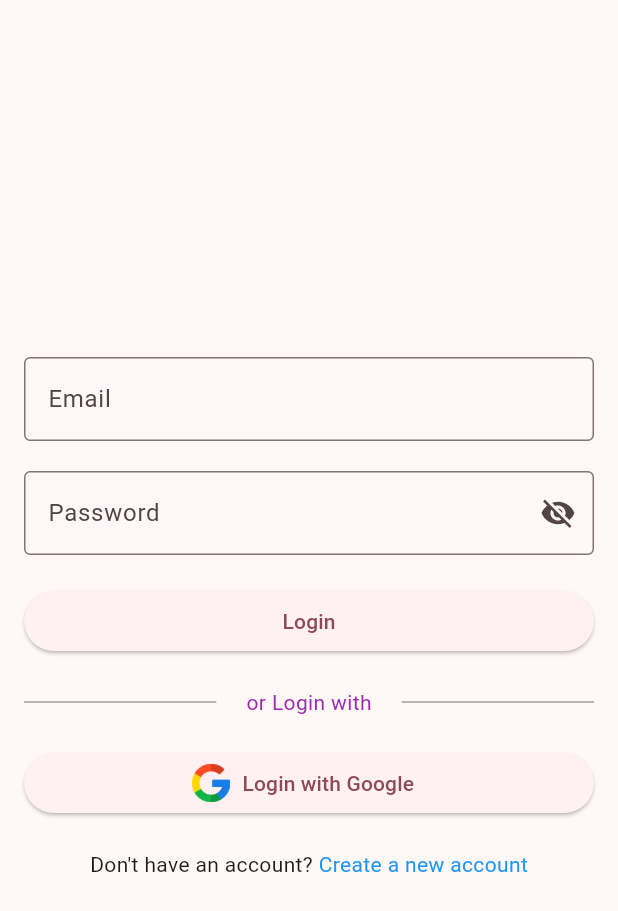
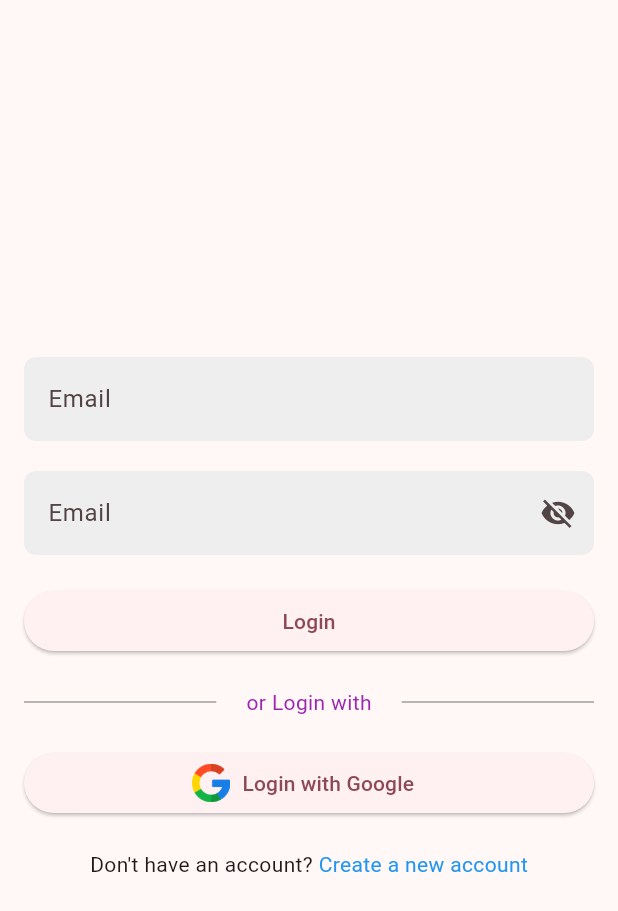
Before and after one commit to ahmed-wael2002/hedieaty-20P3343, a Flutter app: the screen it shows after launch, on a phone screen of 412 x 824 dp. Shown: the top 911 px of the screen. Run offline on Flutter 3.47's test engine with Material 3 defaults, Android fonts, the phone set to English and light mode, and no system bars; our stand-ins replace firebase_auth, firebase_core, flutter_speed_dial, line_awesome_flutter, shared_preferences; accounts and stored records are empty.

Commit message:
Added firebase project -- Editing login page according to clean architecture -- working on clean architecture implementation of the login feature

```diff
--- /dev/null
+++ b/lib/common/usecases/usecase.dart
@@ -0,0 +1,4 @@
+// For clean code -- all usecases have a call method
+abstract class UseCase<Type,Params> {
+  Future<Type> call({Params params});
+}
--- /dev/null
+++ b/lib/configs/theme/theme.dart
@@ -0,0 +1,9 @@
+import 'package:flutter/material.dart';
+
+ThemeData themeData = ThemeData(
+  colorScheme: colorScheme,
+  useMaterial3: true,
+  scaffoldBackgroundColor: colorScheme.surface
+);
+
+final colorScheme = ColorScheme.fromSeed(seedColor: Colors.pink);
--- /dev/null
+++ b/lib/features/auth/data/repository/login_repository.dart
@@ -0,0 +1,13 @@
+import 'package:firebase_auth/firebase_auth.dart';
+import 'package:lecture_code/features/auth/domain/repository/login_repository.dart';
+
+class LoginRepositoryImpl implements LoginRepository{
+  Future<bool> login(String email, String password) async{
+      try{
+        UserCredential user = await FirebaseAuth.instance.signInWithEmailAndPassword(email: email, password: password);
+        return true;
+      }catch(e){
+      return false;
+    }
+  }
+}
--- /dev/null
+++ b/lib/features/auth/domain/repository/login_repository.dart
@@ -0,0 +1,3 @@
+abstract class LoginRepository{
+  Future<bool> login(String email, String password);
+}
--- /dev/null
+++ b/lib/features/auth/domain/usecases/login_usecase.dart
@@ -0,0 +1,22 @@
+import 'dart:core';
+import 'package:lecture_code/common/usecases/usecase.dart';
+import 'package:lecture_code/features/auth/domain/repository/login_repository.dart';
+
+class LoginUsercase implements UseCase<bool, LoginParams>{
+  final LoginRepository _loginRepository;
+
+  LoginUsercase(this._loginRepository);
+
+  @override
+  Future<bool> call({LoginParams ? params}) {
+    return _loginRepository.login(params!.email, params.password);
+  }
+}
+
+
+class LoginParams {
+  final String email;
+  final String password;
+
+  LoginParams(this.email, this.password);
+}
--- a/lib/Pages/LoginPage.dart
+++ b/lib/features/auth/presentation/pages/login_page.dart
@@ -1,7 +1,7 @@
 import 'package:flutter/material.dart';
-import 'package:lecture_code/main.dart';
 import 'package:shared_preferences/shared_preferences.dart';
-import 'Homepage.dart';
+import '../widgets/custom_password_field.dart';
+import '../widgets/custom_text_field.dart';
 
 class LoginPage extends StatefulWidget {
   const LoginPage({super.key});
@@ -14,7 +14,6 @@ class _LoginPageState extends State<LoginPage> {
   final _formKey = GlobalKey<FormState>();
   final TextEditingController _passwordController = TextEditingController();
   final TextEditingController _emailController = TextEditingController();
-  bool _isPasswordVisible = false;
 
   Future<void> updateLoginCache() async{
     SharedPreferences prefs = await SharedPreferences.getInstance();
@@ -27,24 +26,24 @@ class _LoginPageState extends State<LoginPage> {
   }
 
 
-  void _login() {
-    if (_formKey.currentState!.validate()) {
-      String email = _emailController.text.trim();
-      String password = _passwordController.text;
+  String? _emailValidator(email) {
+    if (email == null || email.isEmpty) {
+      return "Please enter an email address";
+    } else if (!RegExp(r'^[^@]+@[^@]+\.[^@]+')
+        .hasMatch(email)) {
+      return "Please enter a valid email address";
+    }
+    return null;
+  }
 
-      if ((email == "admin@admin.com") && (password == '123456')) {
-        updateLoginCache();
-        Navigator.of(context).push(MaterialPageRoute(
-            builder: (context) => MyHomePage(title: 'Homepage', logoutCallback: logout,),));
-        ScaffoldMessenger.of(context).showSnackBar(
-          const SnackBar(content: Text('Logging in...')),
-        );
-      } else {
-        ScaffoldMessenger.of(context).showSnackBar(
-          const SnackBar(content: Text('Cannot find user!')),
-        );
-      }
+  String? _passwordValidator(value) {
+    if (value == null || value.isEmpty) {
+      return 'Please enter your password';
     }
+    if (value.length < 6) {
+      return 'Password must be at least 6 characters';
+    }
+    return null;
   }
 
   @override
@@ -56,65 +55,43 @@ class _LoginPageState extends State<LoginPage> {
                 padding: const EdgeInsets.all(16.0),
                 width: double.infinity,
                 child: Column(
+
                   mainAxisAlignment: MainAxisAlignment.center,
                   crossAxisAlignment: CrossAxisAlignment.center,
+
                   children: [
-                    TextFormField(
-                      decoration: const InputDecoration(
-                        labelText: 'Email',
-                        border: OutlineInputBorder(),
-                      ),
-                      keyboardType: TextInputType.emailAddress,
+                    // Email text field
+                    CustomFormTextField(
                       controller: _emailController,
-                      validator: (email) {
-                        if (email == null || email.isEmpty) {
-                          return "Please enter an email address";
-                        } else if (!RegExp(r'^[^@]+@[^@]+\.[^@]+')
-                            .hasMatch(email)) {
-                          return "Please enter a valid email address";
-                        }
-                        return null;
-                      },
+                      validator: _emailValidator,
+                      labelText: 'Email',
+                      hintText: 'Enter your email address',
+                      inputType: keyboardTypes['email'],
                     ),
+
+                    // Spacing
                     const SizedBox(
                       height: 20,
                     ),
-                    TextFormField(
-                      controller: _passwordController,
-                      decoration: InputDecoration(
-                        labelText: 'Password',
-                        border: const OutlineInputBorder(),
-                        suffixIcon: IconButton(
-                          icon: Icon(
-                            _isPasswordVisible
-                                ? Icons.visibility
-                                : Icons.visibility_off,
-                          ),
-                          onPressed: () {
-                            setState(() {
-                              _isPasswordVisible = !_isPasswordVisible;
-                            });
-                          },
-                        ),
-                      ),
-                      obscureText: !_isPasswordVisible,
-                      validator: (value) {
-                        if (value == null || value.isEmpty) {
-                          return 'Please enter your password';
-                        }
-                        if (value.length < 6) {
-                          return 'Password must be at least 6 characters';
-                        }
-                        return null;
-                      },
+
+                    // Password field
+                    CustomPasswordField(
+                        controller: _passwordController,
+                        validator: _passwordValidator,
+                        labelText: 'Email',
+                        hintText: 'Enter your password',
                     ),
+
+                    // Vertical spacing
                     const SizedBox(
                       height: 20,
                     ),
+
+                    // Login Button
                     SizedBox(
                         width: double.infinity,
                         child: ElevatedButton(
-                            onPressed: _login, child: const Text('Login'))),
+                            onPressed: (){}, child: const Text('Login'))),
                     const SizedBox(
                       height: 20,
                     ),
@@ -146,7 +123,7 @@ class _LoginPageState extends State<LoginPage> {
                     SizedBox(
                       width: double.infinity,
                         child: ElevatedButton.icon(
-                            onPressed: _login,
+                            onPressed: (){},
                             icon: Image.asset('assets/images/google.png',
                                 scale: 20),
                             label: const Text('Login with Google')
@@ -160,7 +137,9 @@ class _LoginPageState extends State<LoginPage> {
                         children: [
                           const Text("Don't have an account? "),
                           GestureDetector(
-                            onTap: ()=>print('Create a new account'),
+                            onTap: () {
+                              // Todo: Create a SignUp page
+                            },
                             child: const Text(
                               'Create a new account',
                               style: TextStyle(color: Colors.blue),
--- /dev/null
+++ b/lib/features/auth/presentation/widgets/custom_password_field.dart
@@ -0,0 +1,58 @@
+import 'package:flutter/material.dart';
+
+import 'custom_text_field.dart';
+
+class CustomPasswordField extends StatefulWidget {
+  final TextEditingController controller;
+  final String? Function(dynamic) validator;
+  final String labelText;
+  final String hintText;
+
+  const CustomPasswordField({
+    super.key,
+    required this.controller,
+    required this.validator,
+    required this.labelText,
+    required this.hintText,
+  });
+
+  @override
+  State<CustomPasswordField> createState() => _CustomPasswordFieldState();
+}
+
+class _CustomPasswordFieldState extends State<CustomPasswordField> {
+  bool _isPasswordVisible = false;
+
+  @override
+  Widget build(BuildContext context) {
+    return TextFormField(
+      controller: widget.controller,
+      keyboardType: keyboardTypes['password'],
+      decoration: InputDecoration(
+        labelText: widget.labelText,
+        hintText: widget.hintText,
+        filled: true,
+        fillColor: Colors.grey.shade200,
+        floatingLabelBehavior: FloatingLabelBehavior.never, // Disable floating label
+        border:OutlineInputBorder(
+          borderRadius: BorderRadius.circular(8.0),
+          borderSide: BorderSide.none,
+        ),
+        suffixIcon: IconButton(
+          icon: Icon(
+            _isPasswordVisible
+                ? Icons.visibility
+                : Icons.visibility_off,
+          ),
+          onPressed: () {
+            setState(() {
+              _isPasswordVisible = ! _isPasswordVisible;
+            });
+          },
+        ),
+      ),
+      obscureText: !_isPasswordVisible,
+      validator: widget.validator,
+    );
+  }
+}
--- /dev/null
+++ b/lib/features/auth/presentation/widgets/custom_text_field.dart
@@ -0,0 +1,57 @@
+import 'package:flutter/material.dart';
+
+class CustomFormTextField extends StatelessWidget {
+  final TextEditingController controller;
+  final String? Function(dynamic) validator;
+  final String labelText;
+  final String hintText;
+  final TextInputType inputType;
+
+  // Constructor
+  const CustomFormTextField({
+    required this.controller,
+    required this.validator,
+    required this.labelText,
+    required this.hintText,
+    required this.inputType,
+    super.key
+  });
+
+  @override
+  Widget build(BuildContext context) {
+    return TextFormField(
+      controller: controller,
+      validator: validator,
+      keyboardType: inputType,
+      decoration: _inputDecoration(labelText, hintText),
+    );
+  }
+}
+
+var textFieldBorder = OutlineInputBorder(
+  borderRadius: BorderRadius.circular(12), // Rounded corners
+);
+
+Map<String, dynamic> keyboardTypes = {
+  'email': TextInputType.emailAddress,
+  'username': TextInputType.name,
+  'password': TextInputType.visiblePassword,
+};
+
+_inputDecoration(
+    String labelText,
+    String hintText,
+    )
+{
+  return InputDecoration(
+    labelText: labelText,
+    floatingLabelBehavior: FloatingLabelBehavior.never, // Disable floating label
+    hintText: hintText,
+    filled: true,
+    fillColor: Colors.grey.shade200,
+    border: OutlineInputBorder(
+      borderRadius: BorderRadius.circular(8.0),
+      borderSide: BorderSide.none,
+    ),
+  );
+}
--- a/lib/main.dart
+++ b/lib/main.dart
@@ -1,9 +1,14 @@
+import 'package:firebase_auth/firebase_auth.dart';
+import 'package:firebase_core/firebase_core.dart';
 import 'package:flutter/material.dart';
+import 'package:lecture_code/configs/theme/theme.dart';
 import 'package:shared_preferences/shared_preferences.dart';
-import './Pages/LoginPage.dart';
+import 'features/auth/presentation/pages/login_page.dart';
 import './Pages/Homepage.dart';
 
 void main() {
+  WidgetsFlutterBinding.ensureInitialized();
+  Firebase.initializeApp();
   runApp(MyApp());
 }
 
@@ -27,10 +32,7 @@ class MyApp extends StatelessWidget {
     checkIsLoggedIn();
     return MaterialApp(
       title: 'Hedieaty',
-      theme: ThemeData(
-        colorScheme: ColorScheme.fromSeed(seedColor: Colors.pink),
-        useMaterial3: true,
-      ),
+      theme: themeData,
       debugShowCheckedModeBanner: false,
       // home: const MyHomePage(title: 'Flutter Demo Home Page'),
       // home: const LoginPage(), // This line is for testing
--- a/pubspec.yaml
+++ b/pubspec.yaml
@@ -39,6 +39,9 @@ dependencies:
   provider: ^6.1.2
   shared_preferences: ^2.3.3
   flutter_contacts: ^1.1.9+2
+  flutter_riverpod: ^2.6.1
+  firebase_core: ^3.8.0
+  firebase_auth: ^5.3.3
 
 dev_dependencies:
   flutter_test:
```
Also changed, not shown: lib/Pages/Homepage.dart (+5 -5 lines), firebase.json (added), lib/firebase_options.dart (added), pubspec.lock, 6 other files.
